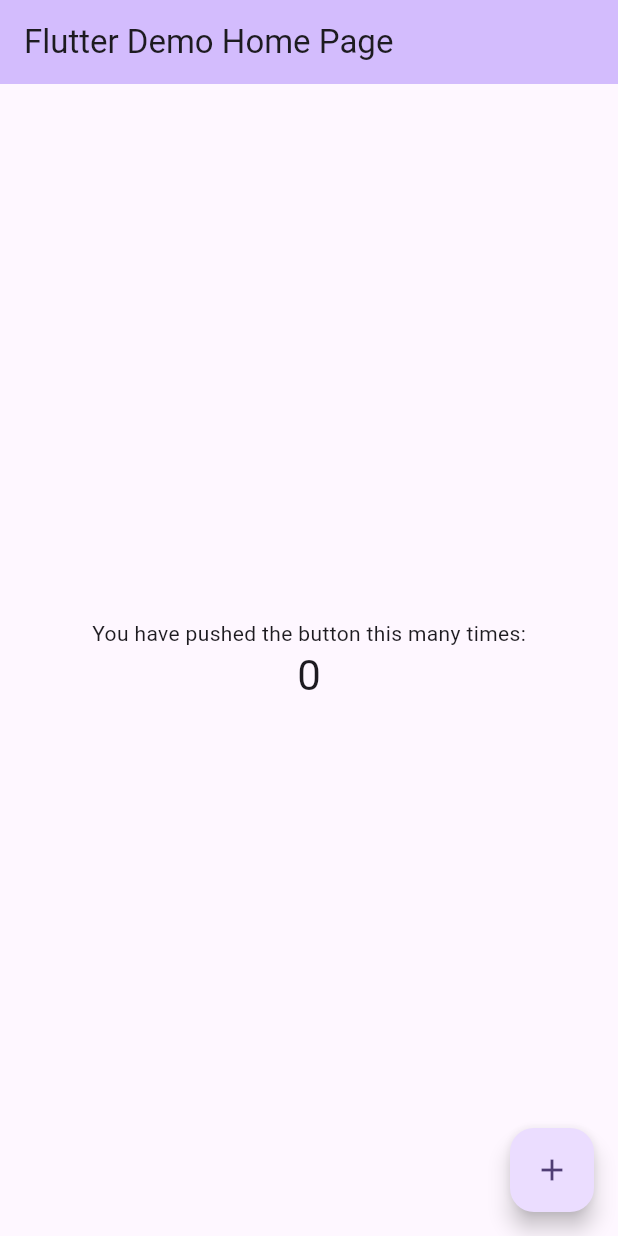
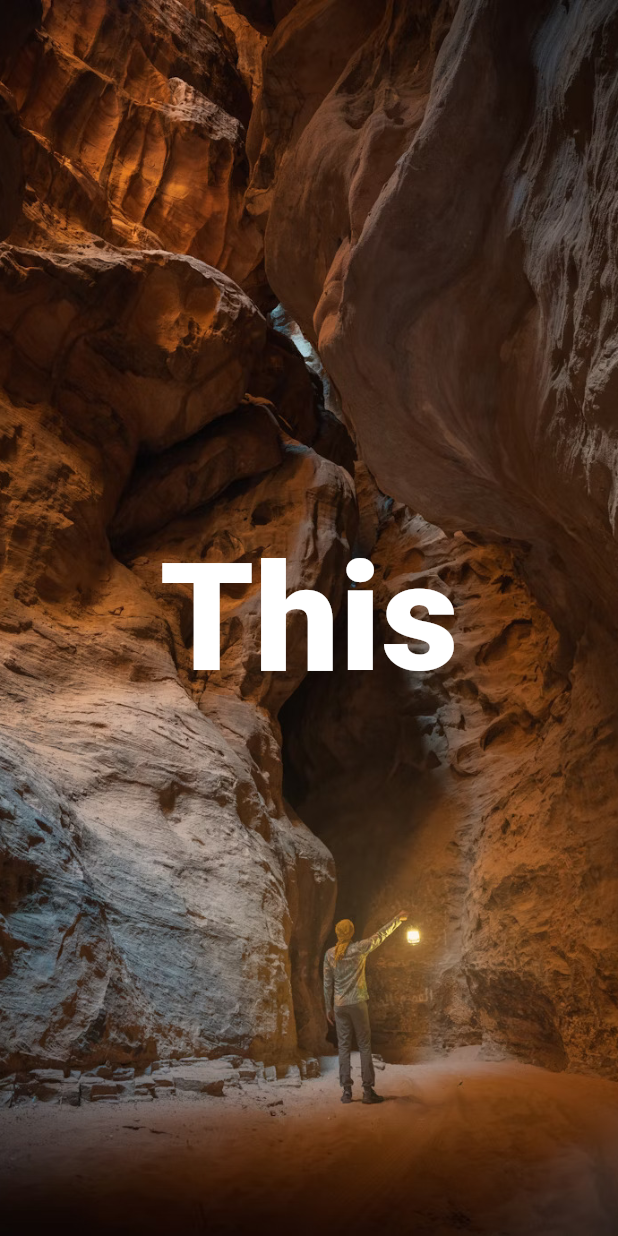
Before and after one commit to majumdersubhanu/sportivo-website, a Flutter app: the screen it shows after launch, on a phone screen of 412 x 824 dp. Run offline on Flutter 3.47's test engine with Material 3 defaults, Android fonts, the phone set to English and light mode, and no system bars.

```diff
--- a/lib/main.dart
+++ b/lib/main.dart
@@ -7,119 +7,88 @@ void main() {
 class MyApp extends StatelessWidget {
   const MyApp({super.key});
 
-  // This widget is the root of your application.
   @override
   Widget build(BuildContext context) {
     return MaterialApp(
-      title: 'Flutter Demo',
+      title: 'Parallax Image Scroll',
       theme: ThemeData(
-        // This is the theme of your application.
-        //
-        // TRY THIS: Try running your application with "flutter run". You'll see
-        // the application has a purple toolbar. Then, without quitting the app,
-        // try changing the seedColor in the colorScheme below to Colors.green
-        // and then invoke "hot reload" (save your changes or press the "hot
-        // reload" button in a Flutter-supported IDE, or press "r" if you used
-        // the command line to start the app).
-        //
-        // Notice that the counter didn't reset back to zero; the application
-        // state is not lost during the reload. To reset the state, use hot
-        // restart instead.
-        //
-        // This works for code too, not just values: Most code changes can be
-        // tested with just a hot reload.
         colorScheme: ColorScheme.fromSeed(seedColor: Colors.deepPurple),
         useMaterial3: true,
       ),
-      home: const MyHomePage(title: 'Flutter Demo Home Page'),
+      home: const MyHomePage(),
     );
   }
 }
 
 class MyHomePage extends StatefulWidget {
-  const MyHomePage({super.key, required this.title});
-
-  // This widget is the home page of your application. It is stateful, meaning
-  // that it has a State object (defined below) that contains fields that affect
-  // how it looks.
-
-  // This class is the configuration for the state. It holds the values (in this
-  // case the title) provided by the parent (in this case the App widget) and
-  // used by the build method of the State. Fields in a Widget subclass are
-  // always marked "final".
-
-  final String title;
+  const MyHomePage({super.key});
 
   @override
   State<MyHomePage> createState() => _MyHomePageState();
 }
 
 class _MyHomePageState extends State<MyHomePage> {
-  int _counter = 0;
+  List<String> texts = [
+    'This',
+    'Parallax Scroll',
+    'Looks Amazing!',
+  ];
 
-  void _incrementCounter() {
-    setState(() {
-      // This call to setState tells the Flutter framework that something has
-      // changed in this State, which causes it to rerun the build method below
-      // so that the display can reflect the updated values. If we changed
-      // _counter without calling setState(), then the build method would not be
-      // called again, and so nothing would appear to happen.
-      _counter++;
+  late ScrollController controller;
+
+  @override
+  void initState() {
+    controller = ScrollController();
+    super.initState();
+
+    controller.addListener(() {
+      setState(() {});
     });
   }
 
   @override
   Widget build(BuildContext context) {
-    // This method is rerun every time setState is called, for instance as done
-    // by the _incrementCounter method above.
-    //
-    // The Flutter framework has been optimized to make rerunning build methods
-    // fast, so that you can just rebuild anything that needs updating rather
-    // than having to individually change instances of widgets.
     return Scaffold(
-      appBar: AppBar(
-        // TRY THIS: Try changing the color here to a specific color (to
-        // Colors.amber, perhaps?) and trigger a hot reload to see the AppBar
-        // change color while the other colors stay the same.
-        backgroundColor: Theme.of(context).colorScheme.inversePrimary,
-        // Here we take the value from the MyHomePage object that was created by
-        // the App.build method, and use it to set our appbar title.
-        title: Text(widget.title),
+      body: ListView.builder(
+        controller: controller,
+        itemCount: 3,
+        itemBuilder: (context, index) {
+          return Container(
+            height: MediaQuery.of(context).size.height,
+            clipBehavior: Clip.hardEdge,
+            decoration: const BoxDecoration(),
+            child: Stack(
+              children: [
+                Container(
+                  transform: Matrix4.identity()
+                    ..translate(
+                        0.0,
+                        controller.hasClients
+                            ? (-(index * MediaQuery.of(context).size.height) +
+                                    controller.position.pixels) /
+                                2
+                            : 0.0),
+                  width: MediaQuery.of(context).size.width,
+                  height: MediaQuery.of(context).size.height,
+                  child: Image.asset(
+                    'assets/images/sportivo_backdrop${index + 1}.jpg',
+                    fit: BoxFit.cover,
+                  ),
+                ),
+                Center(
+                    child: Text(
+                  texts[index],
+                  style: const TextStyle(
+                    fontSize: 100.0,
+                    color: Colors.white,
+                    fontWeight: FontWeight.w900,
+                  ),
+                )),
+              ],
+            ),
+          );
+        },
       ),
-      body: Center(
-        // Center is a layout widget. It takes a single child and positions it
-        // in the middle of the parent.
-        child: Column(
-          // Column is also a layout widget. It takes a list of children and
-          // arranges them vertically. By default, it sizes itself to fit its
-          // children horizontally, and tries to be as tall as its parent.
-          //
-          // Column has various properties to control how it sizes itself and
-          // how it positions its children. Here we use mainAxisAlignment to
-          // center the children vertically; the main axis here is the vertical
-          // axis because Columns are vertical (the cross axis would be
-          // horizontal).
-          //
-          // TRY THIS: Invoke "debug painting" (choose the "Toggle Debug Paint"
-          // action in the IDE, or press "p" in the console), to see the
-          // wireframe for each widget.
-          mainAxisAlignment: MainAxisAlignment.center,
-          children: <Widget>[
-            const Text(
-              'You have pushed the button this many times:',
-            ),
-            Text(
-              '$_counter',
-              style: Theme.of(context).textTheme.headlineMedium,
-            ),
-          ],
-        ),
-      ),
-      floatingActionButton: FloatingActionButton(
-        onPressed: _incrementCounter,
-        tooltip: 'Increment',
-        child: const Icon(Icons.add),
-      ), // This trailing comma makes auto-formatting nicer for build methods.
     );
   }
 }
```
Also changed, not shown: pubspec.yaml (+4 -3 lines), assets/images/sportivo_backdrop1.jpg (added), assets/images/sportivo_backdrop2.jpg (added), 2 other files.
